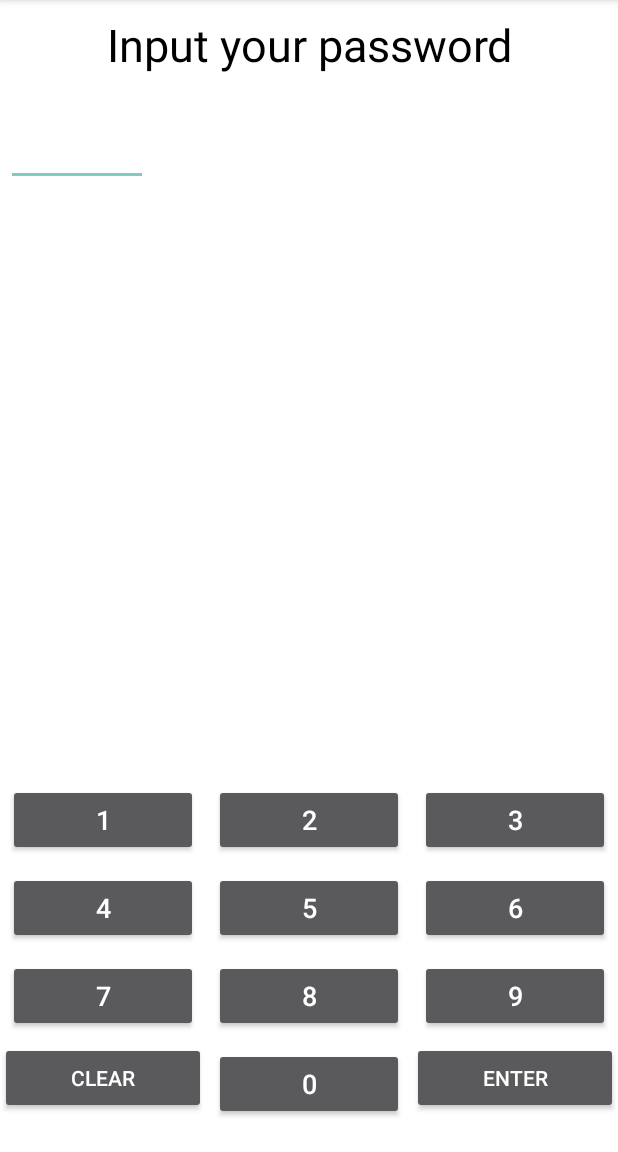
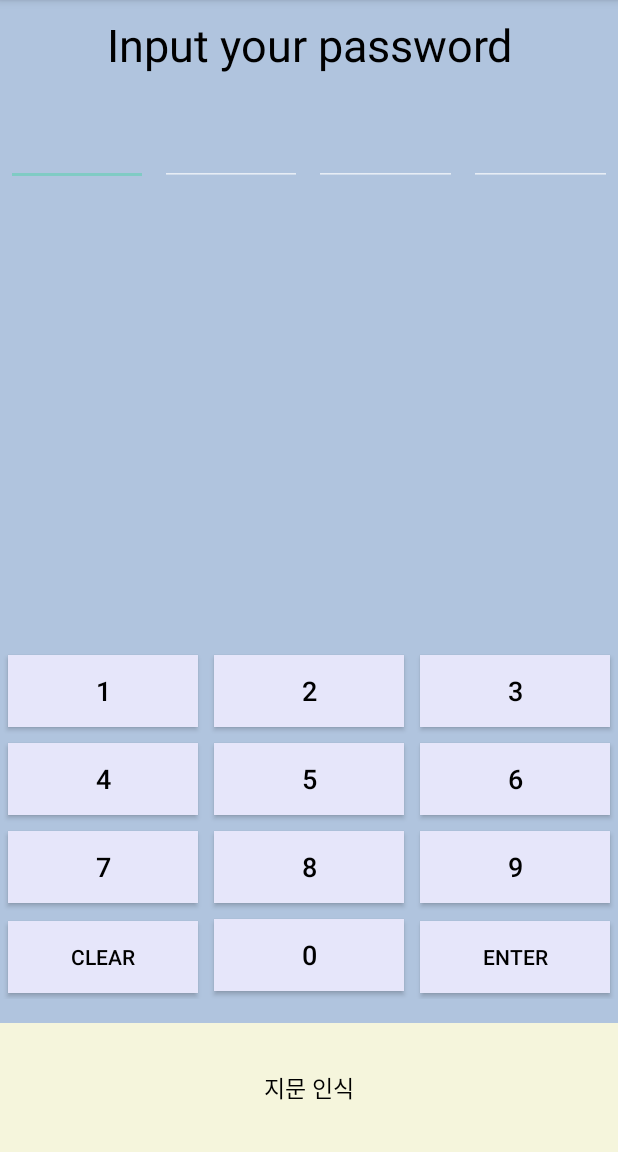
Before and after one commit to winterCapstoneDesign/androidStudio, an Android app: the MainActivity2 screen opened directly, with no data from a screen before it, on a phone screen of 412 x 824 dp, the part 84-1236 px from its top. Run offline under Robolectric (Android 15) with nearby library versions, the phone set to English and light mode, and no system bars.

```diff
--- a/app/build.gradle
+++ b/app/build.gradle
@@ -29,10 +29,11 @@ android {
 }
 
 dependencies {
-
+    implementation fileTree(dir: 'libs', include: '*.jar')
     implementation 'androidx.appcompat:appcompat:1.4.1'
     implementation 'com.google.android.material:material:1.5.0'
     implementation 'androidx.constraintlayout:constraintlayout:2.1.3'
+    implementation 'androidx.biometric:biometric:1.0.1'
     testImplementation 'junit:junit:4.13.2'
     androidTestImplementation 'androidx.test.ext:junit:1.1.3'
     androidTestImplementation 'androidx.test.espresso:espresso-core:3.4.0'
--- a/app/src/main/AndroidManifest.xml
+++ b/app/src/main/AndroidManifest.xml
@@ -9,6 +9,8 @@
     <uses-permission android:name="android.permission.BLUETOOTH_ADMIN"/>
 
     <uses-permission android:name="android.permission.BLUETOOTH_CONNECT" />
+
+    <uses-permission android:name="android.permission.USE_BIOMETRIC" />
 
     <application
         android:allowBackup="true"
--- a/app/src/main/java/com/example/capstone1/MainActivity2.java
+++ b/app/src/main/java/com/example/capstone1/MainActivity2.java
@@ -1,6 +1,4 @@
 package com.example.capstone1;
-
-import androidx.appcompat.app.AppCompatActivity;
 
 import android.os.Bundle;
 import android.view.View;
@@ -10,7 +8,20 @@ import android.widget.Toast;
 
 import java.util.ArrayList;
 
+import androidx.annotation.NonNull;
+import androidx.annotation.Nullable;
+import androidx.appcompat.app.AppCompatActivity;
+import androidx.biometric.BiometricPrompt;
+import androidx.core.content.ContextCompat;
+
+import java.util.concurrent.Executor;
+
+
 public class MainActivity2 extends AppCompatActivity {
+    private Executor executor;
+    private BiometricPrompt biometricPrompt;
+    private BiometricPrompt.PromptInfo promptInfo;
+
     private Button pass_btn0;
     private Button pass_btn1;
     private Button pass_btn2;
@@ -24,12 +35,15 @@ public class MainActivity2 extends AppCompatActivity {
     private Button pass_clear;
     private Button pass_enter;
 
+    private Button fingerPrint_btn;
+
     private EditText etPasscode1;
     private EditText etPasscode2;
     private EditText etPasscode3;
     private EditText etPasscode4;
 
     private String password;
+
 
     @Override
     protected void onCreate(Bundle savedInstanceState) {
@@ -48,6 +62,9 @@ public class MainActivity2 extends AppCompatActivity {
         pass_btn9 = findViewById(R.id.pass_btn9);
         pass_clear = findViewById(R.id.pass_clear);
         pass_enter = findViewById(R.id.pass_enter);
+
+        fingerPrint_btn = findViewById(R.id.fingerPrint_btn);
+        fingerPrint_btn.setOnClickListener(fingerBtnListener);
 
         etPasscode1 = findViewById(R.id.etPasscode1);
         etPasscode2 = findViewById(R.id.etPasscode2);
@@ -72,7 +89,43 @@ public class MainActivity2 extends AppCompatActivity {
             Button btn = (Button) button;
             btn.setOnClickListener(btnListener);
         }
+
+        executor = ContextCompat.getMainExecutor(this);
+        biometricPrompt = new BiometricPrompt(this,
+                executor, new BiometricPrompt.AuthenticationCallback() {
+            @Override
+            public void onAuthenticationError(int errorCode, @NonNull CharSequence errString) {
+                super.onAuthenticationError(errorCode, errString);
+                Toast.makeText(getApplicationContext(), "오류가 발생했습니다.", Toast.LENGTH_SHORT).show();
+            }
+
+            @Override
+            public void onAuthenticationSucceeded(@NonNull BiometricPrompt.AuthenticationResult result) {
+                super.onAuthenticationSucceeded(result);
+                Toast.makeText(getApplicationContext(), "성공했습니다.", Toast.LENGTH_SHORT).show();
+            }
+
+            @Override
+            public void onAuthenticationFailed() {
+                super.onAuthenticationFailed();
+                Toast.makeText(getApplicationContext(), "실패했습니다.", Toast.LENGTH_SHORT).show();
+            }
+        });
+
+        promptInfo = new BiometricPrompt.PromptInfo.Builder()
+                .setTitle("지문 인증")
+                .setSubtitle("기기에 등록된 지문을 이용하여 지문을 인증해주세요.")
+                .setNegativeButtonText("취소")
+                .setDeviceCredentialAllowed(false)
+                .build();
     }
+
+    View.OnClickListener fingerBtnListener = new View.OnClickListener() {
+        @Override
+        public void onClick(View view) {
+            biometricPrompt.authenticate(promptInfo);
+        }
+    };
 
     View.OnClickListener btnListener = new View.OnClickListener() {
         @Override
--- a/app/src/main/res/layout/activity_main.xml
+++ b/app/src/main/res/layout/activity_main.xml
@@ -7,7 +7,7 @@
     android:layout_height="match_parent"
     android:orientation="vertical"
     tools:context=".MainActivity"
-    android:background="@color/white">
+    android:background="#B0C4DE">
 
     <ImageView
         android:layout_width="match_parent"
@@ -40,7 +40,7 @@
         android:layout_width="200dp"
         android:layout_height="wrap_content"
         android:text="Open Door"
-        android:layout_marginBottom="10dp"
+        android:layout_marginBottom="13dp"
         android:background="@drawable/btn_style"
         android:layout_gravity="center" />
 
@@ -48,8 +48,17 @@
         android:id="@+id/button3"
         android:layout_width="200dp"
         android:layout_height="wrap_content"
+        android:layout_marginBottom="13dp"
         android:text="Check History"
         android:background="@drawable/btn_style"
         android:layout_gravity="center"/>
 
+    <Button
+        android:id="@+id/button4"
+        android:layout_width="200dp"
+        android:layout_height="wrap_content"
+        android:text="QR code"
+        android:background="@drawable/btn_style"
+        android:layout_gravity="center"/>
+
 </LinearLayout>
--- a/app/src/main/res/layout/activity_main2.xml
+++ b/app/src/main/res/layout/activity_main2.xml
@@ -6,7 +6,7 @@
     android:layout_height="match_parent"
     android:orientation="vertical"
     tools:context=".MainActivity2"
-    android:background="@color/white">
+    android:background="#B0C4DE">
 
     <TextView
         android:id="@+id/password_title"
@@ -83,10 +83,11 @@
 
     <LinearLayout
         android:layout_width="match_parent"
-        android:layout_height="match_parent"
+        android:layout_height="538dp"
+        android:layout_marginBottom="16dp"
         android:gravity="center"
-        android:layout_marginBottom="16dp"
         android:orientation="vertical">
+
         <TableLayout
             android:id="@+id/t1_keys"
             android:layout_width="match_parent"
@@ -97,99 +98,155 @@
             android:stretchColumns="*">
 
             <TableRow>
+
                 <Button
                     android:id="@+id/pass_btn1"
+                    android:layout_width="120dp"
+                    android:layout_height="48dp"
+                    android:layout_margin="5dp"
+                    android:gravity="center"
                     android:text="1"
                     android:textSize="18dp"
-                    android:gravity="center"
-                    android:layout_margin="5dp"
-                    android:layout_width="120dp"
-                    android:layout_height="48dp"/>
+                    android:background="#E6E6FA"
+                    android:textColor="@color/black"/>
+
                 <Button
                     android:id="@+id/pass_btn2"
+                    android:layout_width="120dp"
+                    android:layout_height="48dp"
+                    android:layout_margin="5dp"
+                    android:gravity="center"
                     android:text="2"
                     android:textSize="18dp"
-                    android:gravity="center"
-                    android:layout_margin="5dp"
-                    android:layout_width="120dp"
-                    android:layout_height="48dp"/>
+                    android:background="#E6E6FA"
+                    android:textColor="@color/black"/>
+
                 <Button
                     android:id="@+id/pass_btn3"
+                    android:layout_width="120dp"
+                    android:layout_height="48dp"
+                    android:layout_margin="5dp"
+                    android:gravity="center"
                     android:text="3"
                     android:textSize="18dp"
-                    android:gravity="center"
-                    android:layout_margin="5dp"
-                    android:layout_width="120dp"
-                    android:layout_height="48dp"/>
+                    android:background="#E6E6FA"
+                    android:textColor="@color/black"/>
             </TableRow>
+
             <TableRow>
+
                 <Button
                     android:id="@+id/pass_btn4"
+                    android:layout_width="120dp"
+                    android:layout_height="48dp"
+                    android:layout_margin="5dp"
+                    android:gravity="center"
                     android:text="4"
                     android:textSize="18dp"
-                    android:gravity="center"
-                    android:layout_margin="5dp"
-                    android:layout_width="120dp"
-                    android:layout_height="48dp"/>
+                    android:background="#E6E6FA"
+                    android:textColor="@color/black"/>
+
                 <Button
                     android:id="@+id/pass_btn5"
+                    android:layout_width="120dp"
+                    android:layout_height="48dp"
+                    android:layout_margin="5dp"
+                    android:gravity="center"
                     android:text="5"
                     android:textSize="18dp"
-                    android:gravity="center"
-                    android:layout_margin="5dp"
-                    android:layout_width="120dp"
-                    android:layout_height="48dp"/>
+                    android:background="#E6E6FA"
+                    android:textColor="@color/black"/>
+
                 <Button
                     android:id="@+id/pass_btn6"
+                    android:layout_width="120dp"
+                    android:layout_height="48dp"
+                    android:layout_margin="5dp"
+                    android:gravity="center"
                     android:text="6"
                     android:textSize="18dp"
-                    android:gravity="center"
-                    android:layout_margin="5dp"
-                    android:layout_width="120dp"
-                    android:layout_height="48dp"/>
+                    android:background="#E6E6FA"
+                    android:textColor="@color/black"/>
             </TableRow>
+
             <TableRow>
+
                 <Button
                     android:id="@+id/pass_btn7"
+                    android:layout_width="120dp"
+                    android:layout_height="48dp"
+                    android:layout_margin="5dp"
+                    android:gravity="center"
                     android:text="7"
                     android:textSize="18dp"
-                    android:gravity="center"
-                    android:layout_margin="5dp"
-                    android:layout_width="120dp"
-                    android:layout_height="48dp"/>
+                    android:background="#E6E6FA"
+                    android:textColor="@color/black"/>
+
                 <Button
                     android:id="@+id/pass_btn8"
+                    android:layout_width="120dp"
+                    android:layout_height="48dp"
+                    android:layout_margin="5dp"
+                    android:gravity="center"
                     android:text="8"
                     android:textSize="18dp"
-                    android:gravity="center"
-                    android:layout_margin="5dp"
-                    android:layout_width="120dp"
-                    android:layout_height="48dp"/>
+                    android:background="#E6E6FA"
+                    android:textColor="@color/black"/>
+
                 <Button
                     android:id="@+id/pass_btn9"
+                    android:layout_width="120dp"
+                    android:layout_height="48dp"
+                    android:layout_margin="5dp"
+                    android:gravity="center"
                     android:text="9"
                     android:textSize="18dp"
-                    android:gravity="center"
-                    android:layout_margin="5dp"
-                    android:layout_width="120dp"
-                    android:layout_height="48dp"/>
+                    android:background="#E6E6FA"
+                    android:textColor="@color/black"/>
             </TableRow>
-            <TableRow>
+
+            <TableRow
+                android:layout_width="match_parent"
+                android:layout_height="71dp">
+
                 <Button
                     android:id="@+id/pass_clear"
-                    android:text="CLEAR" />
+                    android:text="CLEAR"
+                    android:layout_margin="5dp"
+                    android:background="#E6E6FA"
+                    android:textColor="@color/black"/>
+
                 <Button
                     android:id="@+id/pass_btn0"
+                    android:layout_width="120dp"
+                    android:layout_height="48dp"
+                    android:layout_margin="5dp"
+                    android:gravity="center"
                     android:text="0"
                     android:textSize="18dp"
-                    android:gravity="center"
-                    android:layout_margin="5dp"
-                    android:layout_width="120dp"
-                    android:layout_height="48dp"/>
+                    android:background="#E6E6FA"
+                    android:textColor="@color/black"/>
+
                 <Button
                     android:id="@+id/pass_enter"
-                    android:text="ENTER" />
+                    android:text="ENTER"
+                    android:layout_margin="5dp"
+                    android:background="#E6E6FA"
+                    android:textColor="@color/black"/>
             </TableRow>
         </TableLayout>
     </LinearLayout>
+
+    <LinearLayout
+        android:layout_width="match_parent"
+        android:layout_height="match_parent">
+        <Button
+            android:id="@+id/fingerPrint_btn"
+            android:layout_width="match_parent"
+            android:layout_height="match_parent"
+            android:text="지문 인식"
+            android:textSize="15dp"
+            android:background="#F5F5DC"
+            android:textColor="@color/black"/>
+    </LinearLayout>
 </LinearLayout>
```
